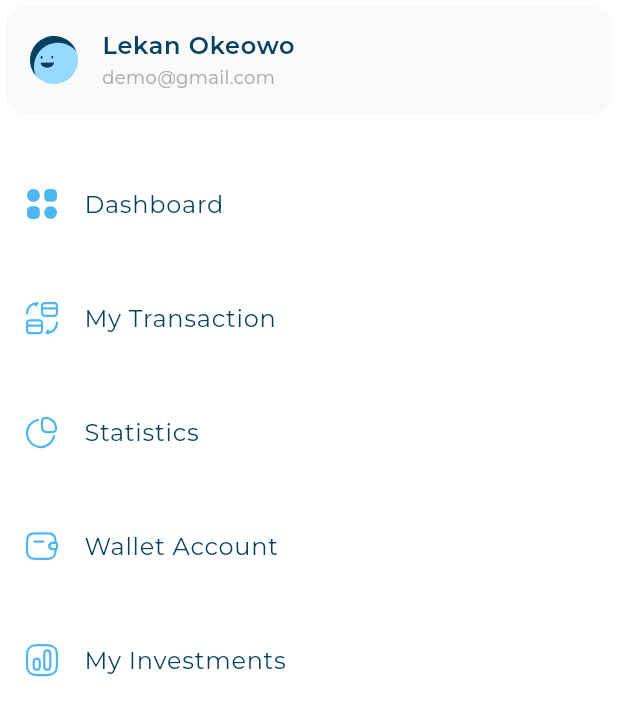
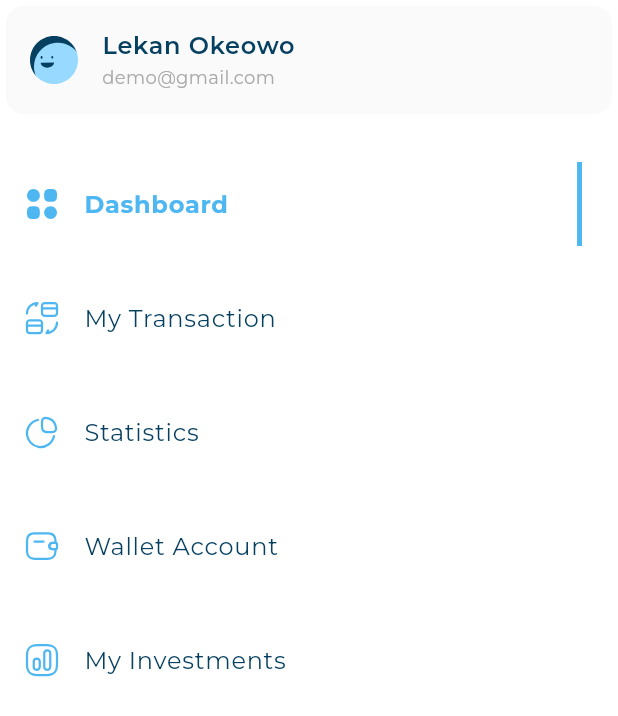
Before and after one commit to Nabil-Gabr/Responsive-Adaptive-Dashboard-App, a Flutter app: the screen it shows after launch, on a phone screen of 412 x 824 dp. Shown: the top 716 px of the screen. Run offline on Flutter 3.47's test engine with Material 3 defaults, Android fonts, the phone set to English and light mode, and no system bars; our stand-ins replace flutter_svg; project files that could hold a hidden picture were left out.

Commit message:
change drawer item state

```diff
--- /dev/null
+++ b/lib/views/widgets/active_drawer_item.dart
@@ -0,0 +1,28 @@
+import 'package:dash_board_app/core/utils/app_styles.dart';
+import 'package:dash_board_app/models/drawer_item_model.dart';
+import 'package:flutter/material.dart';
+import 'package:flutter_svg/svg.dart';
+
+class ActiveDrawerItem extends StatelessWidget {
+  const ActiveDrawerItem({
+    super.key,
+    required this.drawerItemModel,
+  });
+
+  final DrawerItemModel drawerItemModel;
+
+  @override
+  Widget build(BuildContext context) {
+    return ListTile(
+      leading: SvgPicture.asset(drawerItemModel.image),
+      title: Text(
+        drawerItemModel.title,
+        style: AppStyles.styleBold16,
+      ),
+      trailing: Container(
+        width: 3.3,
+        color:  const Color(0xFF4EB7F2),
+      ),
+    );
+  }
+}
--- a/lib/views/widgets/drawer_item.dart
+++ b/lib/views/widgets/drawer_item.dart
@@ -1,21 +1,19 @@
-import 'package:dash_board_app/core/utils/app_styles.dart';
 import 'package:dash_board_app/models/drawer_item_model.dart';
+import 'package:dash_board_app/views/widgets/active_drawer_item.dart';
+import 'package:dash_board_app/views/widgets/in_active_drawer_item.dart';
 import 'package:flutter/material.dart';
-import 'package:flutter_svg/flutter_svg.dart';
 
 class DrawerItem extends StatelessWidget {
-  const DrawerItem({super.key, required this.drawerItemModel});
+  const DrawerItem(
+      {super.key, required this.drawerItemModel, required this.isSelected});
 
   final DrawerItemModel drawerItemModel;
+  final bool isSelected;
 
   @override
   Widget build(BuildContext context) {
-    return ListTile(
-      leading: SvgPicture.asset(drawerItemModel.image),
-      title: Text(
-        drawerItemModel.title,
-        style: AppStyles.styleRegular16,
-      ),
-    );
+    return isSelected
+        ? ActiveDrawerItem(drawerItemModel: drawerItemModel)
+        : InActiveDrawerItem(drawerItemModel: drawerItemModel);
   }
 }
--- a/lib/views/widgets/drawer_item_list_view.dart
+++ b/lib/views/widgets/drawer_item_list_view.dart
@@ -3,16 +3,23 @@ import 'package:dash_board_app/models/drawer_item_model.dart';
 import 'package:dash_board_app/views/widgets/drawer_item.dart';
 import 'package:flutter/material.dart';
 
-class DrawerItemListView extends StatelessWidget {
+class DrawerItemListView extends StatefulWidget {
   const DrawerItemListView({super.key});
-  static const List<DrawerItemModel> items = [
-    DrawerItemModel(title: 'Dashboard', image: Assets.imagesDashboard),
-    DrawerItemModel(title: 'My Transaction', image: Assets.imagesMyTransctions),
-    DrawerItemModel(title: 'Statistics', image: Assets.imagesStatistics),
-    DrawerItemModel(title: 'Wallet Account', image: Assets.imagesWalletAccount),
-    DrawerItemModel(title: 'My Investments', image: Assets.imagesMyInvestments),
+
+  @override
+  State<DrawerItemListView> createState() => _DrawerItemListViewState();
+}
+
+class _DrawerItemListViewState extends State<DrawerItemListView> {
+  final List<DrawerItemModel> items = [
+    const DrawerItemModel(title: 'Dashboard', image: Assets.imagesDashboard),
+    const DrawerItemModel(title: 'My Transaction', image: Assets.imagesMyTransctions),
+    const DrawerItemModel(title: 'Statistics', image: Assets.imagesStatistics),
+    const DrawerItemModel(title: 'Wallet Account', image: Assets.imagesWalletAccount),
+    const DrawerItemModel(title: 'My Investments', image: Assets.imagesMyInvestments),
   ];
 
+  int active=0;
   @override
   Widget build(BuildContext context) {
     return ListView.builder(
@@ -20,9 +27,18 @@ class DrawerItemListView extends StatelessWidget {
       physics: const NeverScrollableScrollPhysics(),
       itemCount: items.length,
       itemBuilder: (context, index) {
-        return Padding(
-          padding: const EdgeInsets.only(top: 20.0),
-          child: DrawerItem(drawerItemModel: items[index]),
+        return GestureDetector(
+          onTap: () {
+            if (active != index) {
+              setState(() {
+              active=index;
+            });
+            }
+          },
+          child: Padding(
+            padding: const EdgeInsets.only(top: 20.0),
+            child: DrawerItem(drawerItemModel: items[index], isSelected: active ==index,),
+          ),
         );
       },
     );
--- /dev/null
+++ b/lib/views/widgets/in_active_drawer_item.dart
@@ -0,0 +1,24 @@
+import 'package:dash_board_app/core/utils/app_styles.dart';
+import 'package:dash_board_app/models/drawer_item_model.dart';
+import 'package:flutter/material.dart';
+import 'package:flutter_svg/svg.dart';
+
+class InActiveDrawerItem extends StatelessWidget {
+  const InActiveDrawerItem({
+    super.key,
+    required this.drawerItemModel,
+  });
+
+  final DrawerItemModel drawerItemModel;
+
+  @override
+  Widget build(BuildContext context) {
+    return ListTile(
+      leading: SvgPicture.asset(drawerItemModel.image),
+      title: Text(
+        drawerItemModel.title,
+        style: AppStyles.styleRegular16,
+      ),
+    );
+  }
+}
```
